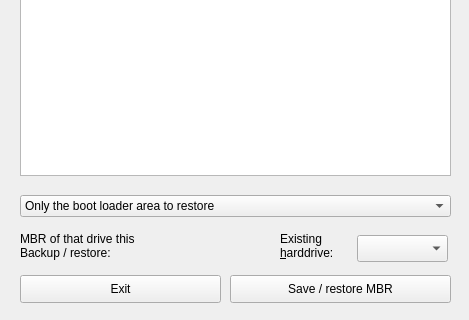
The window that qt-fsarchiver/src/ui/mbr_dialog.ui (DieterBaum/qt-fsarchiver) describes before a commit, drawn with Qt 5; both pictures show x 0 to 469 and y 185 to 505 of the 469 by 505 pixel window.
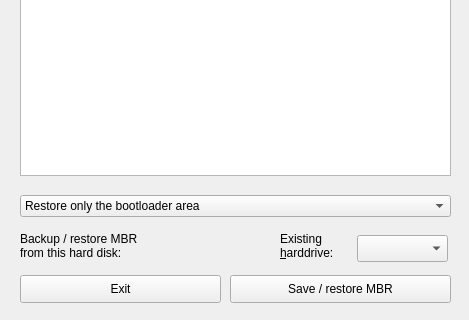
The same window after the commit.

Patch:
```diff
--- a/qt-fsarchiver/src/ui/mbr_dialog.ui
+++ b/qt-fsarchiver/src/ui/mbr_dialog.ui
@@ -24,7 +24,7 @@
    </property>
    <item>
     <property name="text">
-     <string extracomment="nur den Bootloaderbereich wieder herstellen">Only the boot loader area to restore</string>
+     <string extracomment="nur den Bootloaderbereich wieder herstellen">Restore only the bootloader area</string>
     </property>
    </item>
    <item>
@@ -113,8 +113,8 @@
     </rect>
    </property>
    <property name="text">
-    <string extracomment="MBR von dieser dieser Festplatte sichern / wiederherstellen:">MBR of that drive this
-Backup / restore:</string>
+    <string extracomment="MBR von dieser dieser Festplatte sichern / wiederherstellen:">Backup / restore MBR
+from this hard disk:</string>
    </property>
   </widget>
   <widget class="QComboBox" name="cmb_disk">
```
Left out of the diff: 4 changed lines with no effect on the pictures.
